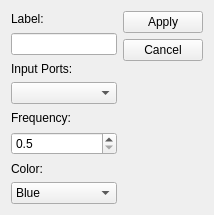
First picture: the form in app/elementeditor.ui, repository GIBIS-UNIFESP/wiRedPanda, before the edit.
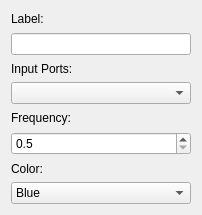
Second picture: the form after the edit. Icons and pictures are not drawn.

Commit message: Removed Apply and Cancel buttons from ElementEditor

Patch:
```diff
--- a/app/elementeditor.ui
+++ b/app/elementeditor.ui
@@ -6,7 +6,7 @@
    <rect>
     <x>0</x>
     <y>0</y>
-    <width>214</width>
+    <width>202</width>
     <height>215</height>
    </rect>
   </property>
@@ -117,37 +117,6 @@
      </item>
     </widget>
    </item>
-   <item row="0" column="1" rowspan="8">
-    <layout class="QVBoxLayout" name="verticalLayout_5">
-     <item>
-      <widget class="QPushButton" name="pushButtonApply">
-       <property name="text">
-        <string>Apply</string>
-       </property>
-      </widget>
-     </item>
-     <item>
-      <widget class="QPushButton" name="pushButtonCancel">
-       <property name="text">
-        <string>Cancel</string>
-       </property>
-      </widget>
-     </item>
-     <item>
-      <spacer name="verticalSpacer_6">
-       <property name="orientation">
-        <enum>Qt::Vertical</enum>
-       </property>
-       <property name="sizeHint" stdset="0">
-        <size>
-         <width>20</width>
-         <height>40</height>
-        </size>
-       </property>
-      </spacer>
-     </item>
-    </layout>
-   </item>
    <item row="3" column="0">
     <widget class="QComboBox" name="comboBoxInputSz"/>
    </item>
```
Left out of the diff: 14 changed lines with no effect on the pictures. The commit also changes 2 other files.
